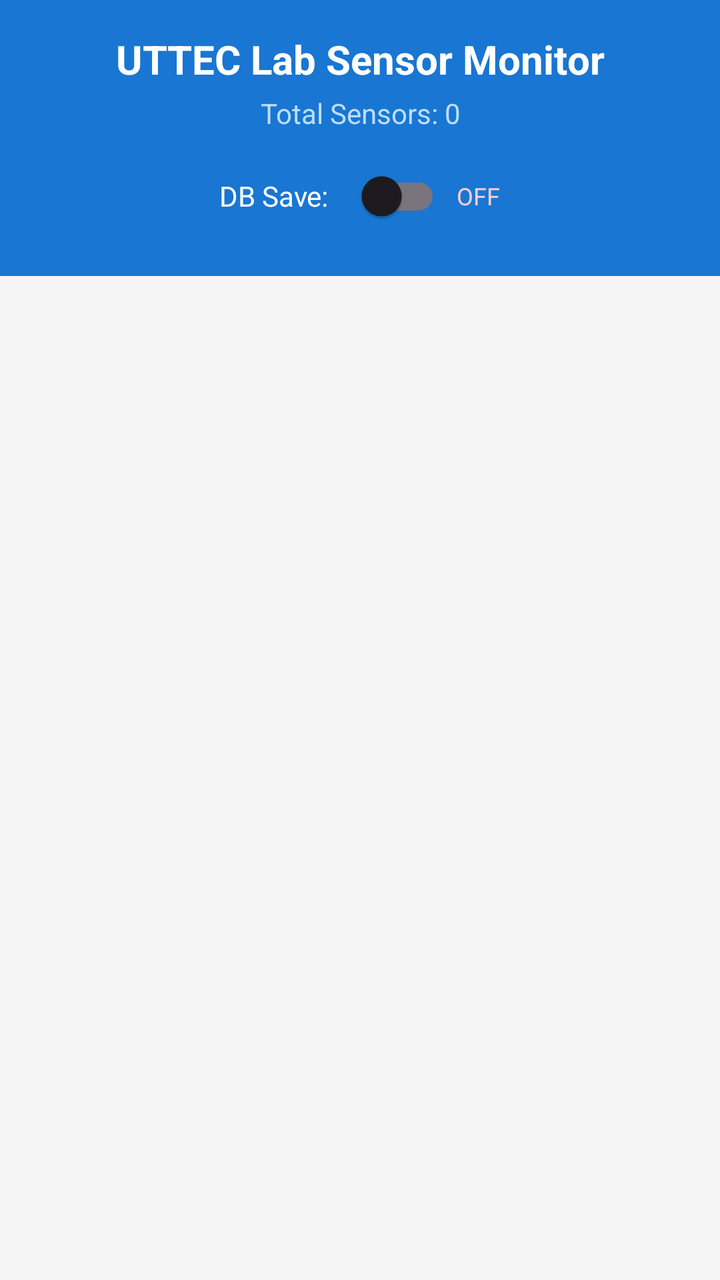
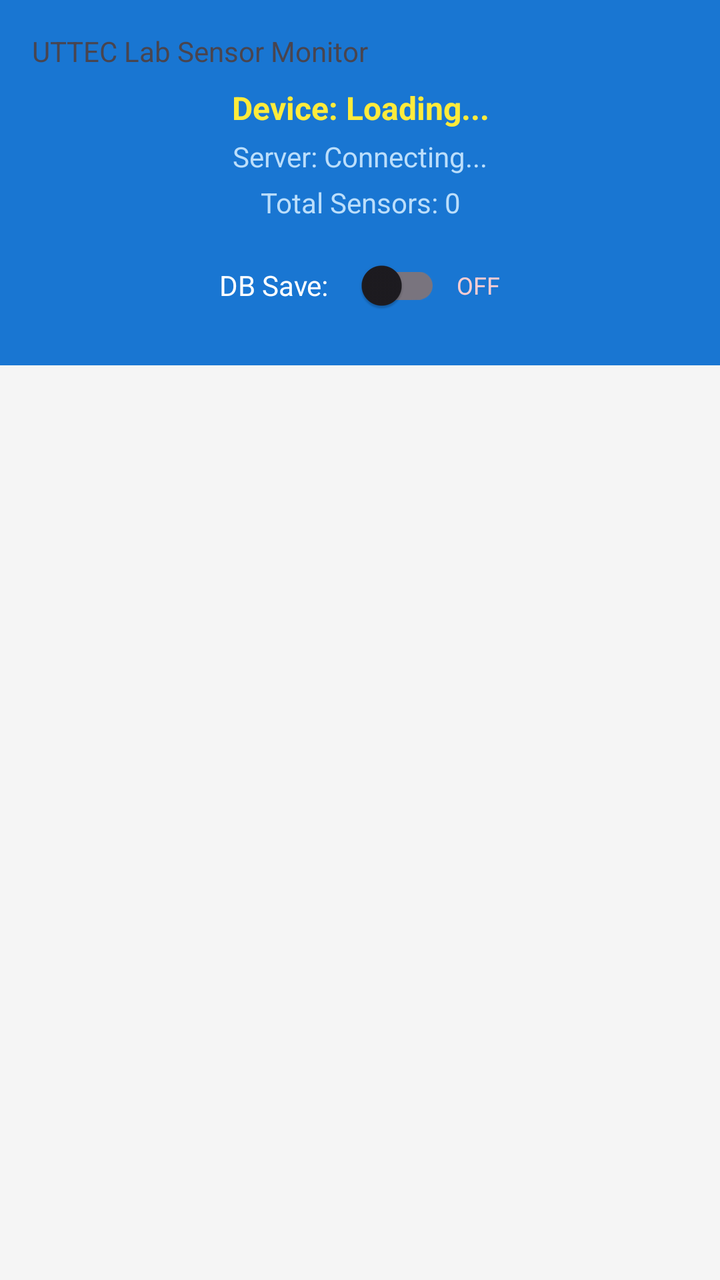

Before-and-after screenshots of an Android layout around one commit, followed by the original layout XML and the change that was made.
<!-- AndroidManifest.xml: application theme Theme.Material3.Light -->
<!-- res/layout/activity_main.xml -->
<?xml version="1.0" encoding="utf-8"?>
<LinearLayout xmlns:android="http://schemas.android.com/apk/res/android"
    android:layout_width="match_parent"
    android:layout_height="match_parent"
    android:orientation="vertical"
    android:background="#F5F5F5">

    
    <LinearLayout
        android:layout_width="match_parent"
        android:layout_height="wrap_content"
        android:orientation="vertical"
        android:background="#1976D2"
        android:padding="16dp">

        <TextView
            android:layout_width="match_parent"
            android:layout_height="wrap_content"
            android:text="UTTEC Lab Sensor Monitor"
            android:textSize="20sp"
            android:textColor="#FFFFFF"
            android:textStyle="bold"
            android:gravity="center" />

        <TextView
            android:id="@+id/sensorCountText"
            android:layout_width="match_parent"
            android:layout_height="wrap_content"
            android:text="Total Sensors: 0"
            android:textSize="14sp"
            android:textColor="#BBDEFB"
            android:gravity="center"
            android:layout_marginTop="4dp" />

        
        <LinearLayout
            android:layout_width="match_parent"
            android:layout_height="wrap_content"
            android:orientation="horizontal"
            android:gravity="center"
            android:layout_marginTop="8dp">

            <TextView
                android:layout_width="wrap_content"
                android:layout_height="wrap_content"
                android:text="DB Save:"
                android:textSize="14sp"
                android:textColor="#FFFFFF"
                android:layout_marginEnd="8dp" />

            <androidx.appcompat.widget.SwitchCompat
                android:id="@+id/dbSaveSwitch"
                android:layout_width="wrap_content"
                android:layout_height="wrap_content"
                android:thumbTint="#4CAF50"
                android:trackTint="#81C784" />

            <TextView
                android:id="@+id/dbStatusText"
                android:layout_width="wrap_content"
                android:layout_height="wrap_content"
                android:text="OFF"
                android:textSize="12sp"
                android:textColor="#FFCDD2"
                android:layout_marginStart="8dp" />

        </LinearLayout>

    </LinearLayout>

    
    <ScrollView
        android:layout_width="match_parent"
        android:layout_height="match_parent"
        android:fillViewport="true">

        <LinearLayout
            android:id="@+id/sensorContainer"
            android:layout_width="match_parent"
            android:layout_height="wrap_content"
            android:orientation="vertical"
            android:padding="16dp" />

    </ScrollView>

</LinearLayout>
<!-- resources referenced by this layout -->
<resources>

</resources>

<!-- the commit's change to res/layout/activity_main.xml (unified diff, before → after) -->
@@ -16,11 +16,28 @@
         <TextView
             android:layout_width="match_parent"
             android:layout_height="wrap_content"
-            android:text="UTTEC Lab Sensor Monitor"
-            android:textSize="20sp"
-            android:textColor="#FFFFFF"
+            android:text="UTTEC Lab Sensor Monitor" />
+
+        <TextView
+            android:id="@+id/deviceModelText"
+            android:layout_width="match_parent"
+            android:layout_height="wrap_content"
+            android:text="Device: Loading..."
+            android:textSize="16sp"
+            android:textColor="#FFEB3B"
             android:textStyle="bold"
-            android:gravity="center" />
+            android:gravity="center"
+            android:layout_marginTop="8dp" />
+
+        <TextView
+            android:id="@+id/serverStatusText"
+            android:layout_width="match_parent"
+            android:layout_height="wrap_content"
+            android:text="Server: Connecting..."
+            android:textSize="14sp"
+            android:textColor="#BBDEFB"
+            android:gravity="center"
+            android:layout_marginTop="4dp" />
 
         <TextView
             android:id="@+id/sensorCountText"
